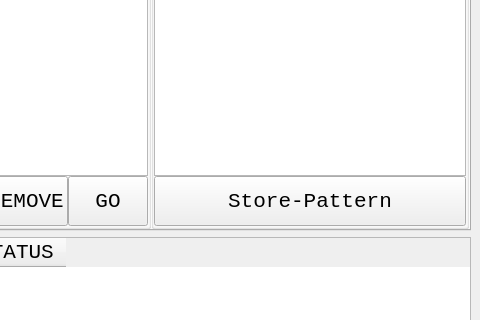
First picture: the form in Raspberry/main.ui, repository K-R-S-NULL/ARC, before the edit; both pictures show x 544 to 1024 and y 137 to 457 of the 1024 by 600 pixel window.
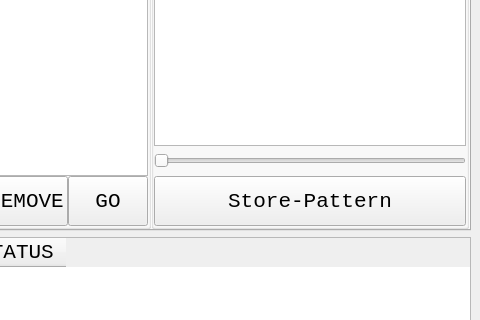
Second picture: the form after the edit.

Patch:
```diff
--- a/Raspberry/main.ui
+++ b/Raspberry/main.ui
@@ -960,6 +960,19 @@
            <item>
             <widget class="QGraphicsView" name="mov_actions_preview_graphicsView"/>
            </item>
+           <item>
+            <widget class="QSlider" name="horizontalSlider">
+             <property name="minimumSize">
+              <size>
+               <width>0</width>
+               <height>30</height>
+              </size>
+             </property>
+             <property name="orientation">
+              <enum>Qt::Horizontal</enum>
+             </property>
+            </widget>
+           </item>
            <item>
             <widget class="QPushButton" name="mov_actions_storePattern_pushButton">
              <property name="minimumSize">
```
